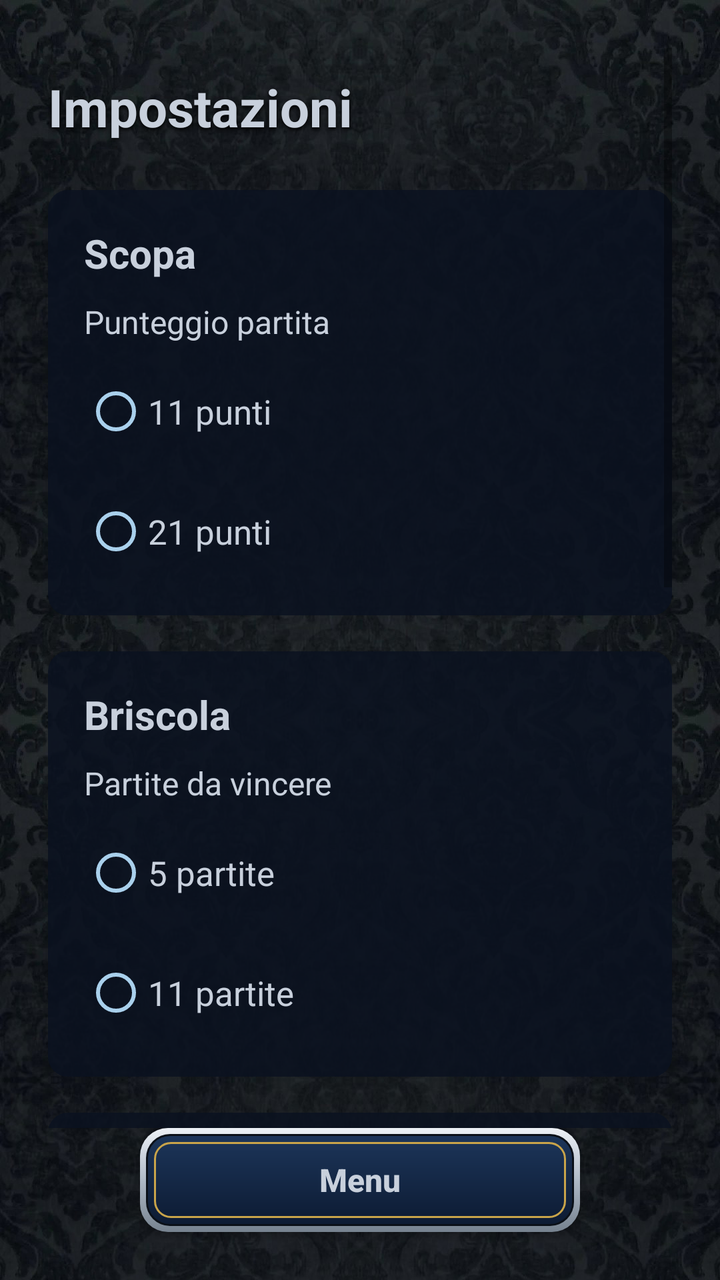
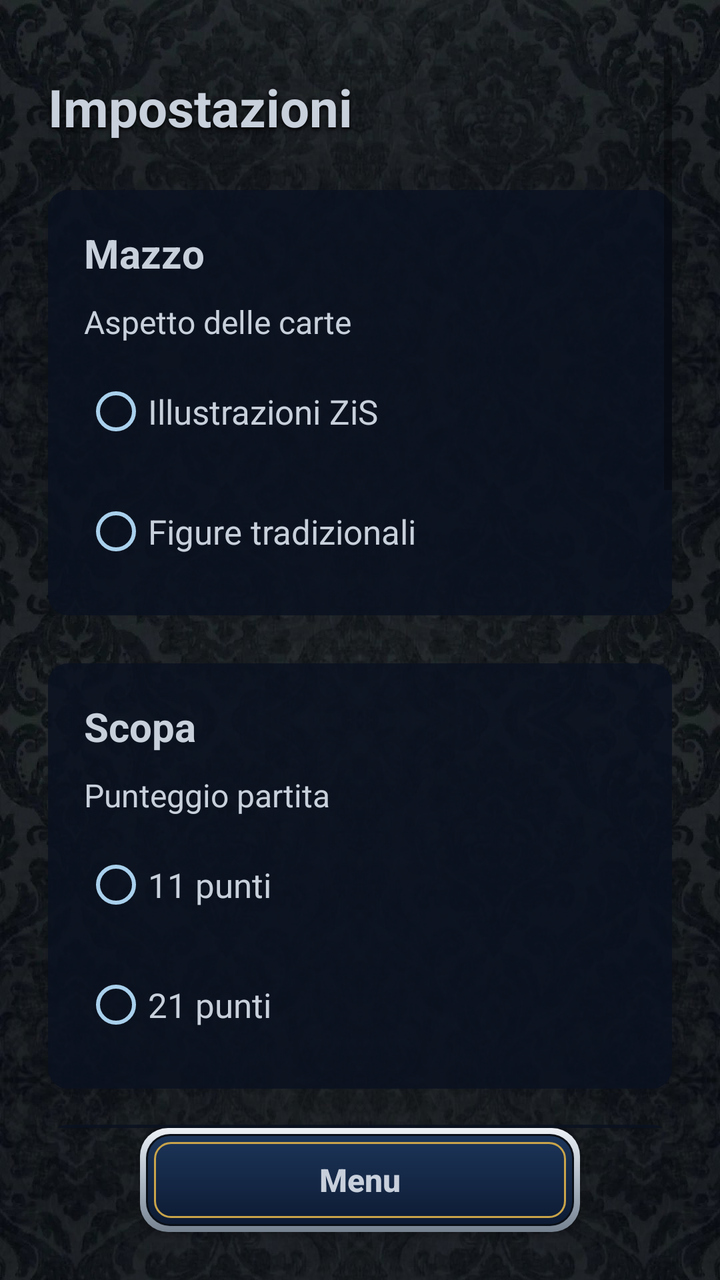

Before-and-after screenshots of an Android layout around one commit, followed by the original layout XML and the change that was made.
<!-- AndroidManifest.xml: application theme Theme.Scopa -->
<!-- res/layout/activity_settings.xml -->
<?xml version="1.0" encoding="utf-8"?>
<androidx.constraintlayout.widget.ConstraintLayout
    xmlns:android="http://schemas.android.com/apk/res/android"
    xmlns:app="http://schemas.android.com/apk/res-auto"
    android:layout_width="match_parent"
    android:layout_height="match_parent"
    android:background="@drawable/bg_velvet">

    <ScrollView
        android:layout_width="match_parent"
        android:layout_height="0dp"
        android:padding="24dp"
        android:clipToPadding="false"
        app:layout_constraintTop_toTopOf="parent"
        app:layout_constraintBottom_toTopOf="@id/btnBack">

        <LinearLayout
            android:layout_width="match_parent"
            android:layout_height="wrap_content"
            android:orientation="vertical">

            <TextView
                android:layout_width="wrap_content"
                android:layout_height="wrap_content"
                android:layout_marginTop="12dp"
                android:text="@string/settings_title"
                android:textColor="@color/silver"
                android:textSize="26sp"
                android:textStyle="bold"
                android:shadowColor="#000000" android:shadowDy="3" android:shadowRadius="6" />

            
            <LinearLayout
                android:layout_width="match_parent"
                android:layout_height="wrap_content"
                android:layout_marginTop="24dp"
                android:background="@drawable/panel_bg"
                android:orientation="vertical"
                android:padding="18dp">

                <TextView
                    android:layout_width="wrap_content"
                    android:layout_height="wrap_content"
                    android:text="@string/play"
                    android:textColor="@color/silver"
                    android:textSize="20sp"
                    android:textStyle="bold" />

                <TextView
                    android:layout_width="wrap_content"
                    android:layout_height="wrap_content"
                    android:layout_marginTop="10dp"
                    android:text="@string/score_target_label"
                    android:textColor="@color/silver"
                    android:textSize="16sp" />

                <RadioGroup
                    android:id="@+id/groupTarget"
                    android:layout_width="wrap_content"
                    android:layout_height="wrap_content"
                    android:layout_marginTop="10dp"
                    android:orientation="vertical">

                    <RadioButton
                        android:id="@+id/radio11"
                        android:layout_width="wrap_content"
                        android:layout_height="wrap_content"
                        android:layout_marginBottom="12dp"
                        android:buttonTint="@color/celeste"
                        android:text="@string/target_11"
                        android:textColor="@color/silver"
                        android:textSize="17sp" />

                    <RadioButton
                        android:id="@+id/radio21"
                        android:layout_width="wrap_content"
                        android:layout_height="wrap_content"
                        android:buttonTint="@color/celeste"
                        android:text="@string/target_21"
                        android:textColor="@color/silver"
                        android:textSize="17sp" />
                </RadioGroup>
            </LinearLayout>

            
            <LinearLayout
                android:layout_width="match_parent"
                android:layout_height="wrap_content"
                android:layout_marginTop="18dp"
                android:background="@drawable/panel_bg"
                android:orientation="vertical"
                android:padding="18dp">

                <TextView
                    android:layout_width="wrap_content"
                    android:layout_height="wrap_content"
                    android:text="@string/play_briscola"
                    android:textColor="@color/silver"
                    android:textSize="20sp"
                    android:textStyle="bold" />

                <TextView
                    android:layout_width="wrap_content"
                    android:layout_height="wrap_content"
                    android:layout_marginTop="10dp"
                    android:text="@string/briscola_hands_label"
                    android:textColor="@color/silver"
                    android:textSize="16sp" />

                <RadioGroup
                    android:id="@+id/groupBriscola"
                    android:layout_width="wrap_content"
                    android:layout_height="wrap_content"
                    android:layout_marginTop="10dp"
                    android:orientation="vertical">

                    <RadioButton
                        android:id="@+id/radioB5"
                        android:layout_width="wrap_content"
                        android:layout_height="wrap_content"
                        android:layout_marginBottom="12dp"
                        android:buttonTint="@color/celeste"
                        android:text="@string/hands_5"
                        android:textColor="@color/silver"
                        android:textSize="17sp" />

                    <RadioButton
                        android:id="@+id/radioB11"
                        android:layout_width="wrap_content"
                        android:layout_height="wrap_content"
                        android:buttonTint="@color/celeste"
                        android:text="@string/hands_11"
                        android:textColor="@color/silver"
                        android:textSize="17sp" />
                </RadioGroup>
            </LinearLayout>

            
            <LinearLayout
                android:layout_width="match_parent"
                android:layout_height="wrap_content"
                android:layout_marginTop="18dp"
                android:background="@drawable/panel_bg"
                android:orientation="vertical"
                android:padding="18dp">

                <TextView
                    android:layout_width="wrap_content"
                    android:layout_height="wrap_content"
                    android:text="@string/pause_section"
                    android:textColor="@color/silver"
                    android:textSize="20sp"
                    android:textStyle="bold" />

                <androidx.appcompat.widget.SwitchCompat
                    android:id="@+id/switchPause"
                    android:layout_width="match_parent"
                    android:layout_height="wrap_content"
                    android:layout_marginTop="12dp"
                    android:text="@string/pause_switch"
                    android:textColor="@color/silver"
                    android:textSize="17sp"
                    app:thumbTint="@color/celeste"
                    app:trackTint="@color/steel" />

                <TextView
                    android:layout_width="match_parent"
                    android:layout_height="wrap_content"
                    android:layout_marginTop="8dp"
                    android:text="@string/pause_switch_desc"
                    android:textColor="@color/silver_dark"
                    android:textSize="14sp" />

                <TextView
                    android:id="@+id/txtPauseInfo"
                    android:layout_width="match_parent"
                    android:layout_height="wrap_content"
                    android:layout_marginTop="8dp"
                    android:textColor="@color/gold"
                    android:textSize="14sp"
                    android:textStyle="bold"
                    android:visibility="gone" />
            </LinearLayout>

            
            <LinearLayout
                android:layout_width="match_parent"
                android:layout_height="wrap_content"
                android:layout_marginTop="18dp"
                android:background="@drawable/panel_bg"
                android:orientation="vertical"
                android:padding="18dp">

                <TextView
                    android:layout_width="wrap_content"
                    android:layout_height="wrap_content"
                    android:text="@string/test_section"
                    android:textColor="@color/silver"
                    android:textSize="20sp"
                    android:textStyle="bold" />

                <androidx.appcompat.widget.SwitchCompat
                    android:id="@+id/switchAuto"
                    android:layout_width="match_parent"
                    android:layout_height="wrap_content"
                    android:layout_marginTop="12dp"
                    android:text="@string/auto_play"
                    android:textColor="@color/silver"
                    android:textSize="17sp"
                    app:thumbTint="@color/celeste"
                    app:trackTint="@color/steel" />

                <TextView
                    android:layout_width="match_parent"
                    android:layout_height="wrap_content"
                    android:layout_marginTop="8dp"
                    android:text="@string/auto_play_desc"
                    android:textColor="@color/silver_dark"
                    android:textSize="14sp" />

                <androidx.appcompat.widget.SwitchCompat
                    android:id="@+id/switchBotCards"
                    android:layout_width="match_parent"
                    android:layout_height="wrap_content"
                    android:layout_marginTop="16dp"
                    android:text="@string/show_bot_cards"
                    android:textColor="@color/silver"
                    android:textSize="17sp"
                    app:thumbTint="@color/celeste"
                    app:trackTint="@color/steel" />

                <TextView
                    android:layout_width="match_parent"
                    android:layout_height="wrap_content"
                    android:layout_marginTop="8dp"
                    android:text="@string/show_bot_cards_desc"
                    android:textColor="@color/silver_dark"
                    android:textSize="14sp" />
            </LinearLayout>
        </LinearLayout>
    </ScrollView>

    <androidx.appcompat.widget.AppCompatButton
        android:id="@+id/btnBack"
        android:layout_width="220dp"
        android:layout_height="52dp"
        android:layout_marginBottom="24dp"
        android:background="@drawable/btn_cartiglio"
        android:text="@string/back_home"
        android:textColor="@color/silver"
        android:textSize="16sp"
        android:textStyle="bold"
        android:textAllCaps="false"
        app:layout_constraintBottom_toBottomOf="parent"
        app:layout_constraintEnd_toEndOf="parent"
        app:layout_constraintStart_toStartOf="parent" />

</androidx.constraintlayout.widget.ConstraintLayout>
<!-- resources referenced by this layout -->
<resources>
  <color name="celeste">#A9D0EC</color>
  <color name="gold">#E9C24C</color>
  <color name="silver">#C8D0DC</color>
  <color name="silver_dark">#AEB9C6</color>
  <color name="steel">#3E6BA6</color>
  <!-- drawable bg_velvet (drawable) -->
  <?xml version="1.0" encoding="utf-8"?>
  <layer-list xmlns:android="http://schemas.android.com/apk/res/android">
      <item android:drawable="@color/velvet_base" />
      <item>
          <bitmap android:src="@drawable/velvet" android:tileMode="repeat" android:dither="true" />
      </item>
  </layer-list>
  <!-- drawable panel_bg (drawable) -->
  <?xml version="1.0" encoding="utf-8"?>
  <shape xmlns:android="http://schemas.android.com/apk/res/android" android:shape="rectangle">
      <solid android:color="@color/panel" />
      <corners android:radius="10dp" />
  </shape>
  <string name="auto_play">Gioco automatico</string>
  <string name="auto_play_desc">Il programma gioca da solo sia le carte del Banco sia le tue. Serve a provare in fretta il funzionamento.</string>
  <string name="back_home">Menu</string>
  <string name="briscola_hands_label">Partite da vincere</string>
  <string name="hands_11">11 partite</string>
  <string name="hands_5">5 partite</string>
  <string name="pause_section">Gioco responsabile</string>
  <string name="pause_switch">Pausa di 1 minuto fra le partite</string>
  <string name="pause_switch_desc">Al termine di ogni partita compare un avviso e bisogna attendere un minuto prima di ricominciare. Per disattivarla serve una password.</string>
  <string name="play">Scopa</string>
  <string name="play_briscola">Briscola</string>
  <string name="score_target_label">Punteggio partita</string>
  <string name="settings_title">Impostazioni</string>
  <string name="show_bot_cards">Mostra carte del Banco</string>
  <string name="show_bot_cards_desc">Le carte del Banco restano scoperte e per intero sullo schermo. Serve a verificare la logica di gioco.</string>
  <string name="target_11">11 punti</string>
  <string name="target_21">21 punti</string>
  <string name="test_section">Test</string>
  <style name="Theme.Scopa" parent="Theme.MaterialComponents.DayNight.NoActionBar">
          <item name="colorPrimary">@color/navy_mid</item>
          <item name="colorPrimaryVariant">@color/navy_deep</item>
          <item name="colorOnPrimary">@color/celeste_light</item>
          <item name="colorSecondary">@color/gold</item>
          <item name="android:statusBarColor" tools:targetApi="l">@color/navy_deep</item>
          <item name="alertDialogTheme">@style/DarkAlertDialog</item>
          <item name="materialAlertDialogTheme">@style/DarkAlertDialog</item>
      </style>
  <color name="velvet_base">#0A1018</color>
  <color name="panel">#D40A1220</color>
  <color name="navy_mid">#23477E</color>
  <color name="navy_deep">#0C1626</color>
  <color name="celeste_light">#D7EAF6</color>
  <style name="DarkAlertDialog" parent="Theme.MaterialComponents.Dialog.Alert">
          <item name="colorSurface">@color/navy</item>
          <item name="android:colorBackground">@color/navy</item>
          <item name="colorOnSurface">@color/silver</item>
          <item name="android:textColorPrimary">@color/silver</item>
          <item name="android:textColorSecondary">@color/silver</item>
          <item name="colorPrimary">@color/silver</item>
      </style>
  <color name="navy">#14294A</color>
  <!-- unchanged entries left out for length: 2 -->
</resources>

<!-- the commit's change to res/layout/activity_settings.xml (unified diff, before → after) -->
@@ -28,6 +28,69 @@
                 android:textSize="26sp"
                 android:textStyle="bold"
                 android:shadowColor="#000000" android:shadowDy="3" android:shadowRadius="6" />
+
+            
+            <LinearLayout
+                android:layout_width="match_parent"
+                android:layout_height="wrap_content"
+                android:layout_marginTop="24dp"
+                android:background="@drawable/panel_bg"
+                android:orientation="vertical"
+                android:padding="18dp">
+
+                <TextView
+                    android:layout_width="wrap_content"
+                    android:layout_height="wrap_content"
+                    android:text="@string/deck_section"
+                    android:textColor="@color/silver"
+                    android:textSize="20sp"
+                    android:textStyle="bold" />
+
+                <TextView
+                    android:layout_width="wrap_content"
+                    android:layout_height="wrap_content"
+                    android:layout_marginTop="10dp"
+                    android:text="@string/deck_label"
+                    android:textColor="@color/silver"
+                    android:textSize="16sp" />
+
+                <RadioGroup
+                    android:id="@+id/groupDeck"
+                    android:layout_width="wrap_content"
+                    android:layout_height="wrap_content"
+                    android:layout_marginTop="10dp"
+                    android:orientation="vertical">
+
+                    <RadioButton
+                        android:id="@+id/radioDeckZis"
+                        android:layout_width="wrap_content"
+                        android:layout_height="wrap_content"
+                        android:layout_marginBottom="12dp"
+                        android:buttonTint="@color/celeste"
+                        android:text="@string/deck_zis"
+                        android:textColor="@color/silver"
+                        android:textSize="17sp" />
+
+                    <RadioButton
+                        android:id="@+id/radioDeckTrad"
+                        android:layout_width="wrap_content"
+                        android:layout_height="wrap_content"
+                        android:buttonTint="@color/celeste"
+                        android:text="@string/deck_trad"
+                        android:textColor="@color/silver"
+                        android:textSize="17sp" />
+                </RadioGroup>
+
+                <TextView
+                    android:id="@+id/txtDeckInfo"
+                    android:layout_width="match_parent"
+                    android:layout_height="wrap_content"
+                    android:layout_marginTop="8dp"
+                    android:text="@string/deck_missing"
+                    android:textColor="@color/silver_dark"
+                    android:textSize="13sp"
+                    android:visibility="gone" />
+            </LinearLayout>
 
             
             <LinearLayout
<!-- resource entries referenced after the edit -->
@@ -23,6 +23,11 @@
   <string name="auto_play_desc">Il programma gioca da solo sia le carte del Banco sia le tue. Serve a provare in fretta il funzionamento.</string>
   <string name="back_home">Menu</string>
   <string name="briscola_hands_label">Partite da vincere</string>
+  <string name="deck_label">Aspetto delle carte</string>
+  <string name="deck_missing">Il mazzo tradizionale non è ancora installato: le carte restano quelle ZiS.</string>
+  <string name="deck_section">Mazzo</string>
+  <string name="deck_trad">Figure tradizionali</string>
+  <string name="deck_zis">Illustrazioni ZiS</string>
   <string name="hands_11">11 partite</string>
   <string name="hands_5">5 partite</string>
   <string name="pause_section">Gioco responsabile</string>
